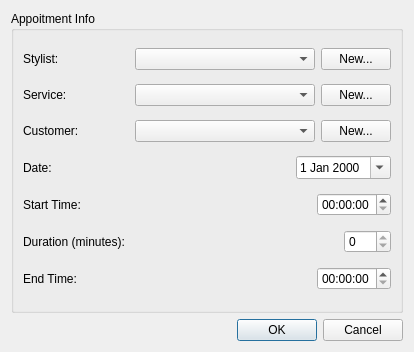
This is newappointmentdialog.ui in pliniofpa/Profiles_Project as Qt 5 draws it before an edit. The edited form follows.
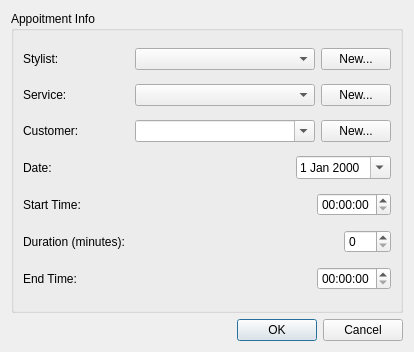
This is the edited form.

What changed in the file:
```diff
--- a/newappointmentdialog.ui
+++ b/newappointmentdialog.ui
@@ -144,6 +144,12 @@
             <height>0</height>
            </size>
           </property>
+          <property name="editable">
+           <bool>true</bool>
+          </property>
+          <property name="maxVisibleItems">
+           <number>20</number>
+          </property>
          </widget>
         </item>
         <item alignment="Qt::AlignRight">
@@ -204,9 +210,6 @@
         </item>
         <item alignment="Qt::AlignRight">
          <widget class="QSpinBox" name="spinBox">
-          <property name="readOnly">
-           <bool>true</bool>
-          </property>
           <property name="maximum">
            <number>180</number>
           </property>
```
Left out of the diff: 6 changed lines with no effect on the pictures.
